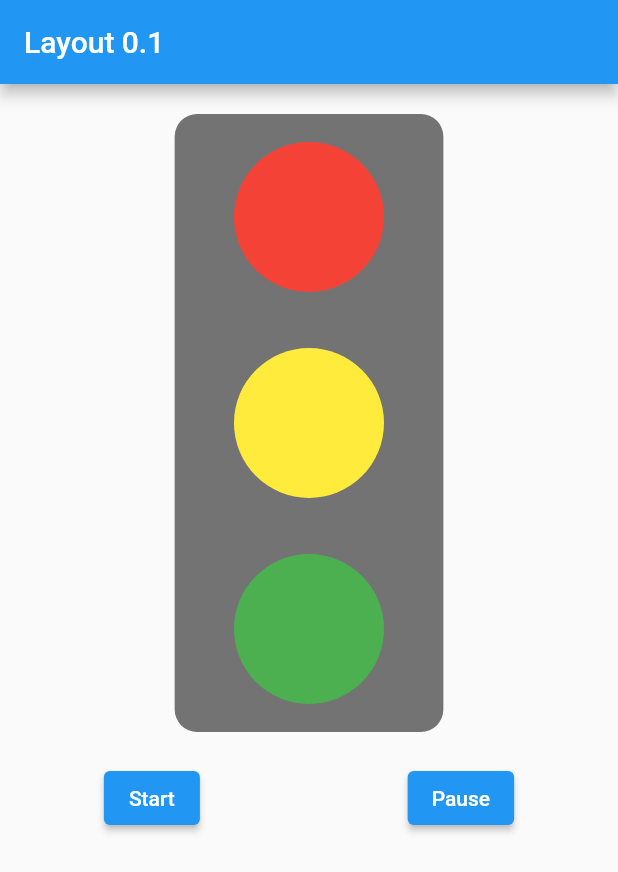
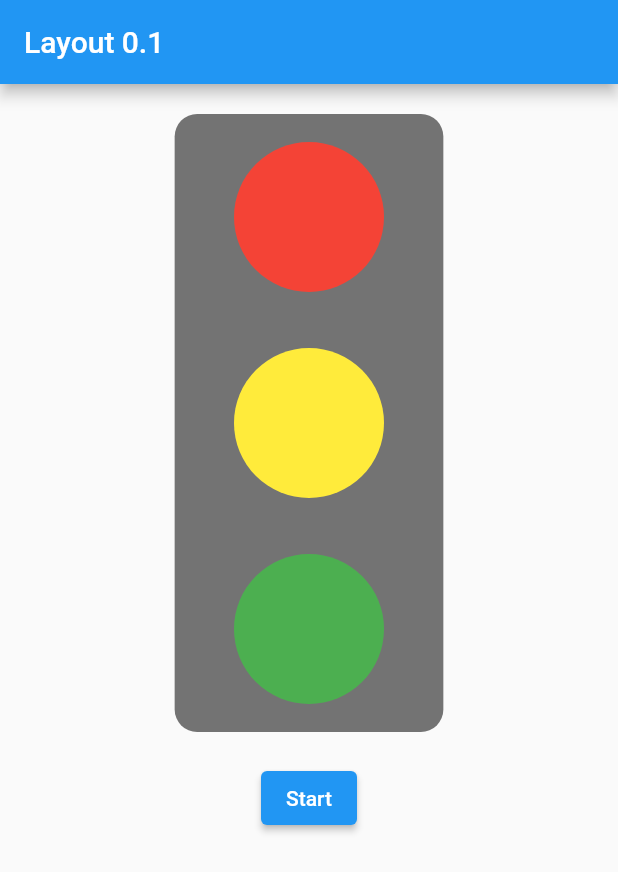
Before and after one commit to Kibakuss/traffic_light, a Flutter app: the screen it shows after launch, on a phone screen of 412 x 824 dp. Shown: the top 872 px of the screen. Run offline on Flutter 3.47's test engine with Material 2 defaults, Android fonts, the light colour scheme and no system bars.

```diff
--- a/lib/screens/home_screen.dart
+++ b/lib/screens/home_screen.dart
@@ -67,7 +67,7 @@ class _TimerButtonsState extends State<TimerButtons> {
       mainAxisAlignment: MainAxisAlignment.spaceAround,
       children: [
         ElevatedButton(onPressed: () {}, child: const Text('Start')),
-        ElevatedButton(onPressed: () {}, child: const Text('Pause')),
+        // ElevatedButton(onPressed: () {}, child: const Text('Pause')),
       ],
     );
   }
```
Also changed, not shown: pubspec.yaml (+24 -50 lines), pubspec.lock.
